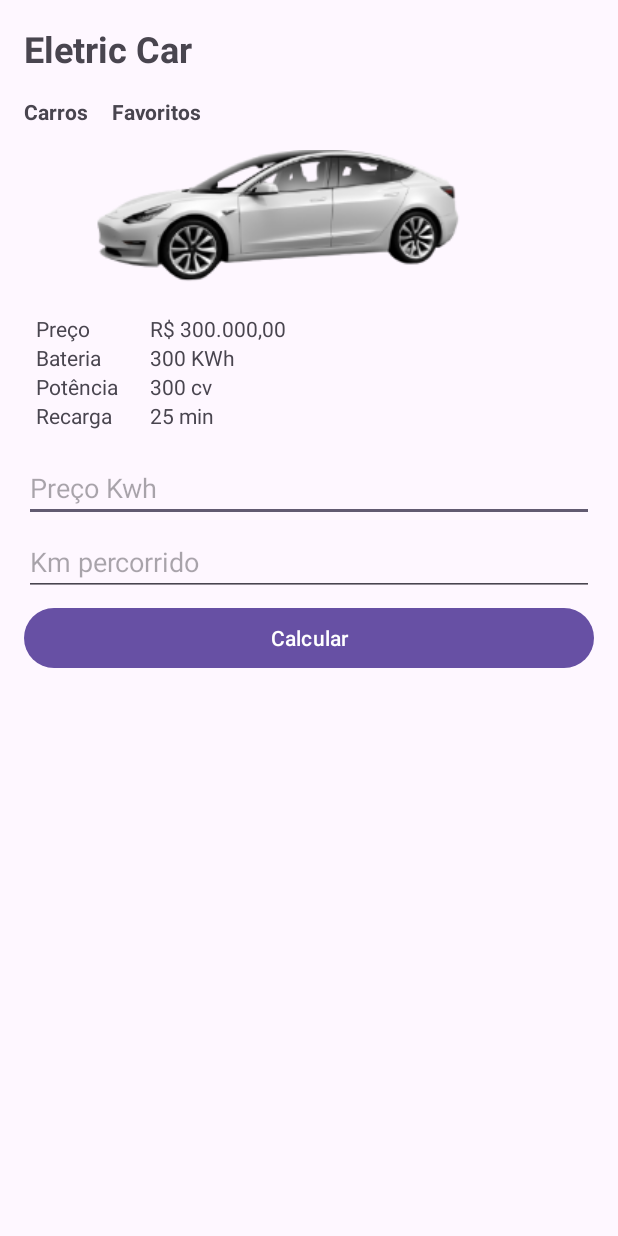
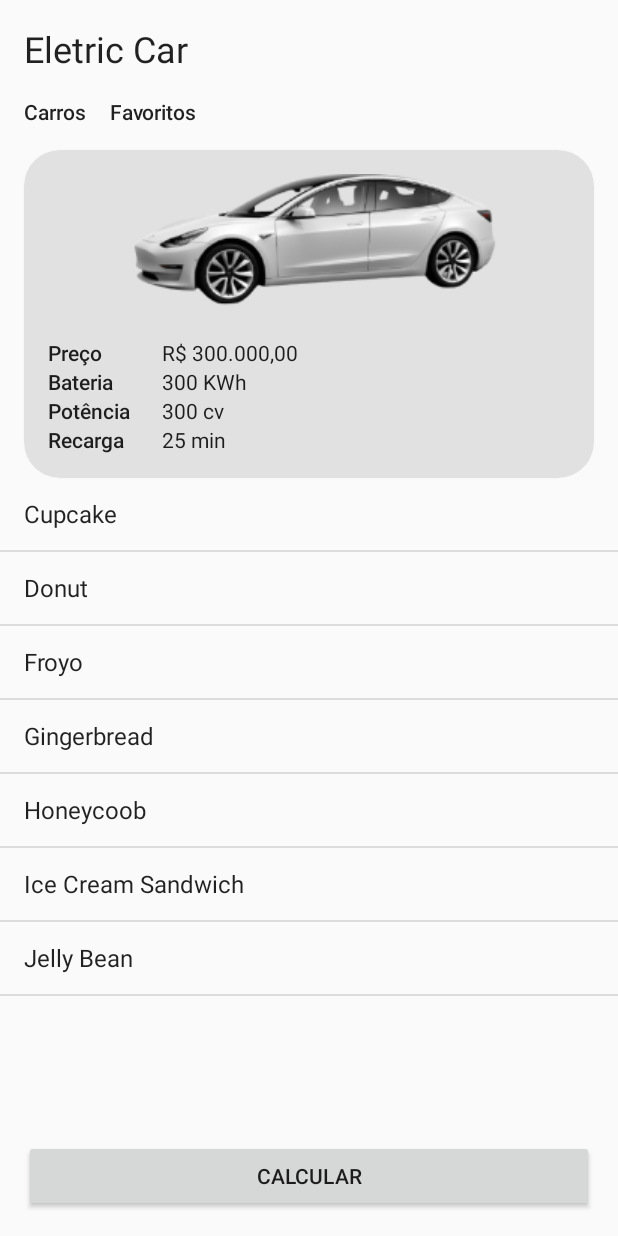
Before and after one commit to guilhermessanto/eletric-car-app, an Android app: the screen it shows after launch (MainActivity), on a phone screen of 412 x 824 dp. Run offline under Robolectric (Android 15) with nearby library versions, the phone set to English and light mode, and no system bars.

Commit message:
criacao-nova-pagina-e-card

```diff
--- /dev/null
+++ b/app/src/main/java/com/example/eletric_car_app/presentation/MainActivity.kt
@@ -0,0 +1,40 @@
+package com.example.eletric_car_app.presentation
+
+import android.content.Intent
+import androidx.appcompat.app.AppCompatActivity
+import android.os.Bundle
+import android.widget.ArrayAdapter
+import android.widget.Button
+import android.widget.EditText
+import android.widget.ListView
+import android.widget.TextView
+import com.example.eletric_car_app.R
+
+class MainActivity : AppCompatActivity() {
+    lateinit var  btnCalcular: Button
+lateinit var lista: ListView
+    override fun onCreate(savedInstanceState: Bundle?) {
+        super.onCreate(savedInstanceState)
+        setContentView(R.layout.activity_main)
+        setupView()
+        setupListeners()
+        setupList()
+    }
+    fun setupView(){
+        btnCalcular = findViewById(R.id.btn_calcular)
+        lista = findViewById(R.id.lv_informacoes)
+    }
+    fun setupList(){
+        var dados = arrayOf(
+            "Cupcake", "Donut","Froyo", "Gingerbread","Honeycoob","Ice Cream Sandwich","Jelly Bean"
+        )
+        val adapter = ArrayAdapter(this, android.R.layout.simple_list_item_1,dados)
+        lista.adapter = adapter
+    }
+    fun setupListeners(){
+        btnCalcular.setOnClickListener{
+            startActivity(Intent(this,CalculaAutonomiaActivity::class.java))
+        }
+    }
+
+}
--- /dev/null
+++ b/app/src/main/res/drawable/ic_close.xml
@@ -0,0 +1,5 @@
+<vector android:height="24dp" android:tint="#000000"
+    android:viewportHeight="24" android:viewportWidth="24"
+    android:width="24dp" xmlns:android="http://schemas.android.com/apk/res/android">
+    <path android:fillColor="@android:color/white" android:pathData="M19,6.41L17.59,5 12,10.59 6.41,5 5,6.41 10.59,12 5,17.59 6.41,19 12,13.41 17.59,19 19,17.59 13.41,12z"/>
+</vector>
--- a/app/src/main/res/layout/activity_main.xml
+++ b/app/src/main/res/layout/activity_main.xml
@@ -1,55 +1,44 @@
 <?xml version="1.0" encoding="utf-8" ?>
 <androidx.constraintlayout.widget.ConstraintLayout xmlns:android="http://schemas.android.com/apk/res/android"
     xmlns:app="http://schemas.android.com/apk/res-auto"
+    xmlns:tools="http://schemas.android.com/tools"
     android:layout_width="match_parent"
     android:layout_height="match_parent">
 
-    <TextView
-        android:id="@+id/tv_titulo"
-        android:layout_width="wrap_content"
+    <androidx.cardview.widget.CardView
+        android:id="@+id/cv_card"
+        android:layout_width="0dp"
         android:layout_height="wrap_content"
         android:layout_margin="16dp"
-        android:text="@string/title"
-        android:textSize="24sp"
-        android:textStyle="bold"
-        app:layout_constraintLeft_toLeftOf="parent"
-        app:layout_constraintTop_toTopOf="parent" />
+        app:cardCornerRadius="24dp"
+        android:elevation="16dp"
+        app:cardBackgroundColor="@color/gray"
+        app:layout_constraintTop_toBottomOf="@id/tv_favoritos"
+        app:layout_constraintStart_toStartOf="parent"
+        app:layout_constraintEnd_toEndOf="parent">
 
-    <TextView
-        android:id="@+id/tv_carros"
-        android:layout_width="wrap_content"
-        android:layout_height="wrap_content"
-        android:layout_margin="16dp"
-        android:text="@string/carros"
-        android:textStyle="bold"
-        app:layout_constraintStart_toStartOf="parent"
-        app:layout_constraintTop_toBottomOf="@id/tv_titulo" />
-
-    <TextView
-        android:id="@+id/tv_favoritos"
-        android:layout_width="wrap_content"
-        android:layout_height="wrap_content"
-        android:layout_marginStart="16dp"
-        android:text="@string/favoritos"
-        android:textStyle="bold"
-        app:layout_constraintStart_toEndOf="@id/tv_carros"
-        app:layout_constraintTop_toTopOf="@id/tv_carros" />
-
+        <androidx.constraintlayout.widget.ConstraintLayout
+            android:id="@+id/cl_card_content"
+            android:layout_width="match_parent"
+            android:layout_height="wrap_content">
             <ImageView
                 android:id="@+id/iv_image"
                 android:layout_width="wrap_content"
                 android:layout_height="wrap_content"
+                android:src="@drawable/eletric_car"
                 android:layout_marginTop="16dp"
-        android:src="@drawable/eletric_car"
-        app:layout_constraintLeft_toLeftOf="@id/tv_titulo"
-        app:layout_constraintTop_toBottomOf="@id/tv_carros" />
+                android:layout_marginEnd="20dp"
+                app:layout_constraintTop_toTopOf="parent"
+                app:layout_constraintLeft_toLeftOf="parent"
+                app:layout_constraintEnd_toEndOf="parent" />
 
             <TextView
                 android:id="@+id/tv_preco"
                 android:layout_width="60dp"
                 android:layout_height="wrap_content"
                 android:text="@string/preco"
-        android:layout_marginStart="24dp"
+                android:layout_marginStart="16dp"
+                style="@style/TextAppearance.AppCompat.Body2"
                 app:layout_constraintStart_toStartOf="parent"
                 app:layout_constraintTop_toBottomOf="@id/iv_image" />
 
@@ -59,6 +48,7 @@
                 android:layout_height="wrap_content"
                 android:text="R$ 300.000,00"
                 android:layout_marginStart="16dp"
+                style="@style/TextAppearance.AppCompat.Body1"
                 app:layout_constraintStart_toEndOf="@id/tv_preco"
                 app:layout_constraintTop_toBottomOf="@id/iv_image" />
             <TextView
@@ -66,7 +56,8 @@
                 android:layout_width="60dp"
                 android:layout_height="wrap_content"
                 android:text="@string/bateria"
-        android:layout_marginStart="24dp"
+                android:layout_marginStart="16dp"
+                style="@style/TextAppearance.AppCompat.Body2"
                 app:layout_constraintStart_toStartOf="parent"
                 app:layout_constraintTop_toBottomOf="@id/tv_preco" />
 
@@ -76,6 +67,7 @@
                 android:layout_height="50dp"
                 android:text="300 KWh"
                 android:layout_marginStart="16dp"
+                style="@style/TextAppearance.AppCompat.Body1"
                 app:layout_constraintStart_toEndOf="@id/tv_preco"
                 app:layout_constraintTop_toTopOf="@id/tv_bateria" />
             <TextView
@@ -83,7 +75,8 @@
                 android:layout_width="60dp"
                 android:layout_height="wrap_content"
                 android:text="@string/potencia"
-        android:layout_marginStart="24dp"
+                android:layout_marginStart="16dp"
+                style="@style/TextAppearance.AppCompat.Body2"
                 app:layout_constraintTop_toBottomOf="@id/tv_bateria"
                 app:layout_constraintStart_toStartOf="parent"/>
 
@@ -93,6 +86,7 @@
                 android:layout_height="wrap_content"
                 android:text="300 cv"
                 android:layout_marginStart="16dp"
+                style="@style/TextAppearance.AppCompat.Body1"
                 app:layout_constraintTop_toTopOf="@id/tv_potencia"
                 app:layout_constraintStart_toEndOf="@id/tv_potencia"/>
             <TextView
@@ -100,55 +94,73 @@
                 android:layout_width="60dp"
                 android:layout_height="wrap_content"
                 android:text="@string/recarga"
+                style="@style/TextAppearance.AppCompat.Body2"
                 app:layout_constraintTop_toBottomOf="@id/tv_potencia"
                 app:layout_constraintStart_toStartOf="@id/tv_potencia"/>
+
             <TextView
                 android:id="@+id/tv_recarga_value"
                 android:layout_width="wrap_content"
                 android:layout_height="wrap_content"
+                android:layout_marginStart="16dp"
                 android:text="25 min"
+                style="@style/TextAppearance.AppCompat.Body1"
+                app:layout_constraintStart_toEndOf="@id/tv_recarga"
+                app:layout_constraintTop_toTopOf="@id/tv_recarga"
+                app:layout_constraintBottom_toBottomOf="@id/cl_card_content"
+                android:layout_marginBottom="16dp"
+                />
+
+        </androidx.constraintlayout.widget.ConstraintLayout>
+    </androidx.cardview.widget.CardView>
+
+    <TextView
+        android:id="@+id/tv_titulo"
+        style="@style/TextAppearance.MaterialComponents.Headline5"
+        android:layout_width="wrap_content"
+        android:layout_height="wrap_content"
+        android:layout_margin="16dp"
+        android:text="@string/title"
+        app:layout_constraintLeft_toLeftOf="parent"
+        app:layout_constraintTop_toTopOf="parent" />
+
+    <TextView
+        android:id="@+id/tv_carros"
+        style="@style/TextAppearance.AppCompat.Body2"
+        android:layout_width="wrap_content"
+        android:layout_height="wrap_content"
+        android:layout_margin="16dp"
+        android:text="@string/carros"
+        app:layout_constraintStart_toStartOf="parent"
+        app:layout_constraintTop_toBottomOf="@id/tv_titulo" />
+
+    <TextView
+        android:id="@+id/tv_favoritos"
+        style="@style/TextAppearance.AppCompat.Body2"
+        android:layout_width="wrap_content"
+        android:layout_height="wrap_content"
         android:layout_marginStart="16dp"
-        app:layout_constraintTop_toBottomOf="@id/tv_potencia"
-        app:layout_constraintStart_toEndOf="@id/tv_potencia"/>
-    <EditText
-        android:id="@+id/et_preco_kwh"
-        android:layout_width="0dp"
-        android:layout_height="wrap_content"
-        android:ems="10"
-        android:layout_margin="16dp"
-        android:hint="@string/preco_kwh"
-        android:inputType="numberDecimal"
-        android:maxLength="10"
-        app:layout_constraintEnd_toEndOf="parent"
-        app:layout_constraintStart_toStartOf="parent"
-        app:layout_constraintTop_toBottomOf="@id/tv_recarga_value"/>
-    <EditText
-        android:id="@+id/et_km_percorrido"
-        android:layout_width="0dp"
-        android:layout_height="wrap_content"
-        android:layout_marginTop="4dp"
-        android:hint="@string/km_percorrido"
-        android:maxLength="10"
-        android:inputType="numberDecimal"
-        app:layout_constraintTop_toBottomOf="@id/et_preco_kwh"
-        app:layout_constraintStart_toStartOf="@id/et_preco_kwh"
-        app:layout_constraintEnd_toEndOf="@id/et_preco_kwh"
-       />
+        android:text="@string/favoritos"
+        app:layout_constraintStart_toEndOf="@id/tv_carros"
+        app:layout_constraintTop_toTopOf="@id/tv_carros" />
+
+
     <Button
         android:id="@+id/btn_calcular"
         android:layout_width="0dp"
         android:layout_height="wrap_content"
-        android:text="@string/calcular"
-        android:layout_marginTop="4dp"
-        app:layout_constraintTop_toBottomOf="@id/et_km_percorrido"
-        app:layout_constraintStart_toStartOf="@id/et_km_percorrido"
-        app:layout_constraintEnd_toEndOf="@id/et_km_percorrido"/>
-    <TextView
-        android:id="@+id/tv_resultado"
-        android:layout_width="wrap_content"
-        android:layout_height="wrap_content"
-        app:layout_constraintTop_toBottomOf="@id/btn_calcular"
-        app:layout_constraintStart_toStartOf="@id/btn_calcular"/>
-
+        android:layout_margin="16dp"
+        android:text="Calcular"
+        app:layout_constraintBottom_toBottomOf="parent"
+        app:layout_constraintEnd_toEndOf="parent"
+        app:layout_constraintStart_toStartOf="parent" />
+    <ListView
+        android:id="@+id/lv_informacoes"
+        android:layout_width="0dp"
+        android:layout_height="0dp"
+        app:layout_constraintTop_toBottomOf="@id/cv_card"
+        app:layout_constraintStart_toStartOf="parent"
+        app:layout_constraintEnd_toEndOf="parent"
+        app:layout_constraintBottom_toTopOf="@id/btn_calcular"/>
 
 </androidx.constraintlayout.widget.ConstraintLayout>
--- a/app/src/main/res/values/strings.xml
+++ b/app/src/main/res/values/strings.xml
@@ -10,5 +10,6 @@
     <string name="preco_kwh">Preço Kwh</string>
     <string name="km_percorrido">Km percorrido</string>
     <string name="calcular">Calcular</string>
+    <string name="calcular_autonomia">Calcular autonomia</string>
 
 </resources>
```
Also changed, not shown: app/src/main/AndroidManifest.xml (+6 -2 lines), app/src/main/java/com/example/eletric_car_app/presentation/CalculaAutonomiaActivity.kt (renamed from app/src/main/java/com/example/eletric_car_app/MainActivity.kt, +13 -6 lines), app/src/main/res/layout/activity_calcula_autonomia.xml (added, +70 -0 lines), app/src/main/res/values/colors.xml (+7 -0 lines). Lines whose indentation alone changed are shown as unchanged.
